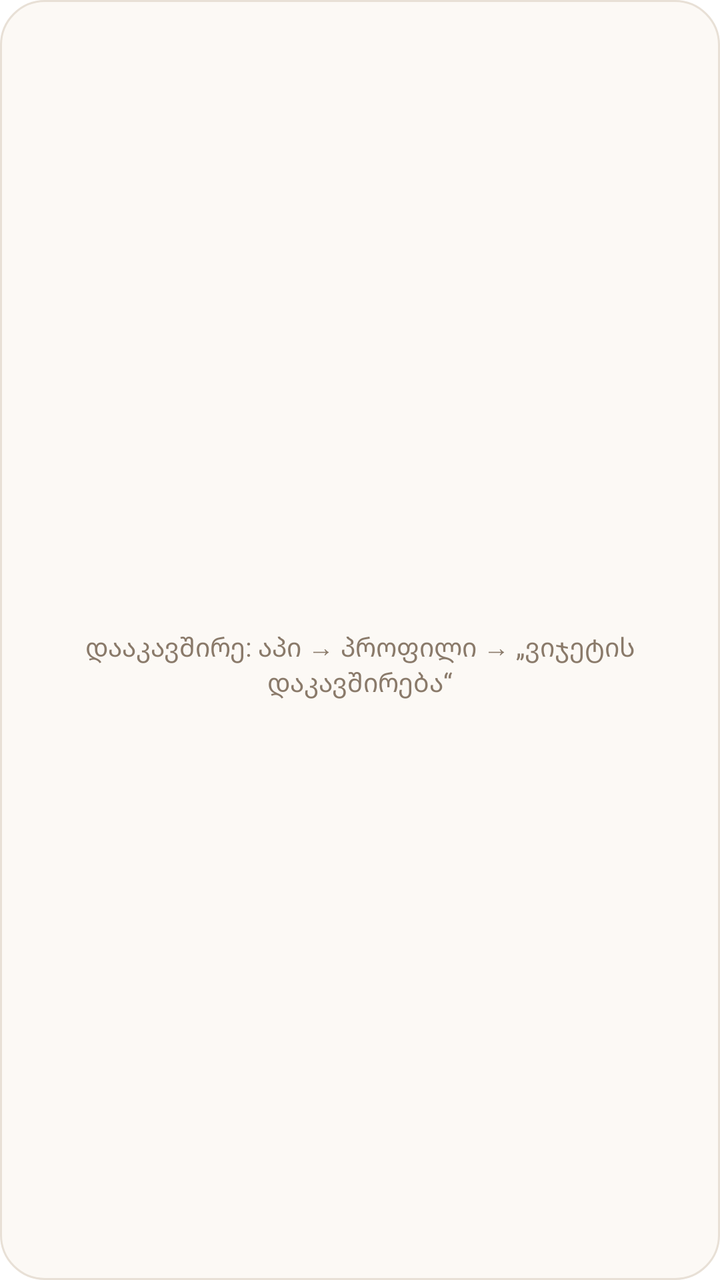
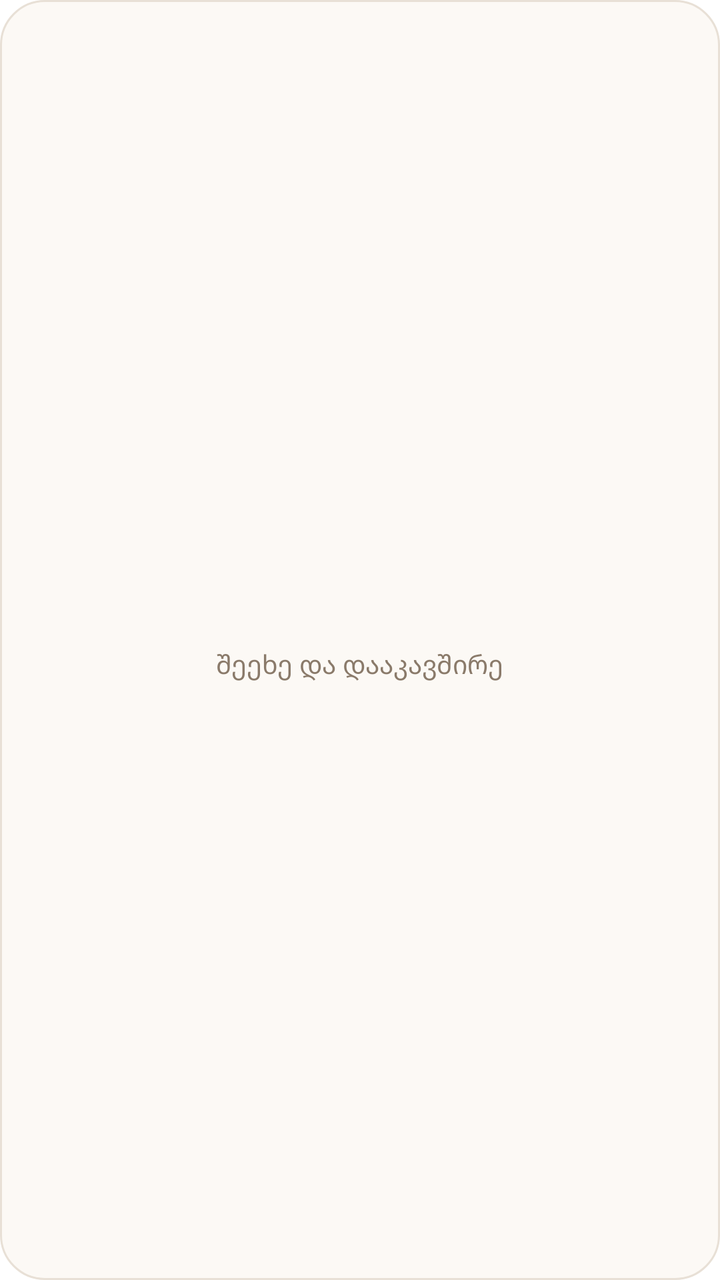

The first picture is an Android layout as it rendered before a commit; the second is the same layout after the commit. The layout source and the unified diff follow.
<!-- AndroidManifest.xml: application theme Theme.LauncherActivity -->
<!-- res/layout/w_link.xml -->
<?xml version="1.0" encoding="utf-8"?>
<LinearLayout xmlns:android="http://schemas.android.com/apk/res/android" android:id="@+id/root" android:layout_width="match_parent" android:layout_height="match_parent"
    android:background="@drawable/w_bg" android:gravity="center" android:orientation="vertical" android:padding="14dp">
    <TextView android:id="@+id/title" android:layout_width="wrap_content" android:layout_height="wrap_content"
        android:textColor="@color/wine" android:textSize="15sp" android:textStyle="bold" />
    <TextView android:layout_width="wrap_content" android:layout_height="wrap_content" android:layout_marginTop="4dp"
        android:gravity="center" android:text="დააკავშირე: აპი → პროფილი → „ვიჯეტის დაკავშირება“"
        android:textColor="@color/muted" android:textSize="13sp" />
</LinearLayout>
<!-- resources referenced by this layout -->
<resources>
  <color name="muted">#8A7A6A</color>
  <color name="wine">#7A2028</color>
  <!-- drawable w_bg (drawable) -->
  <?xml version="1.0" encoding="utf-8"?>
  <shape xmlns:android="http://schemas.android.com/apk/res/android" android:shape="rectangle">
      <solid android:color="@color/paper" />
      <stroke android:width="1dp" android:color="@color/line" />
      <corners android:radius="22dp" />
  </shape>
  <style name="Theme.LauncherActivity" parent="android:Theme.Translucent.NoTitleBar">
          <item name="android:windowAnimationStyle">@null</item>
          <item name="android:backgroundDimEnabled">false</item>
      </style>
  <color name="paper">#FCF9F5</color>
  <color name="line">#E8E0D6</color>
</resources>

<!-- the commit's change to res/layout/w_link.xml (unified diff, before → after) -->
@@ -4,6 +4,6 @@
     <TextView android:id="@+id/title" android:layout_width="wrap_content" android:layout_height="wrap_content"
         android:textColor="@color/wine" android:textSize="15sp" android:textStyle="bold" />
     <TextView android:layout_width="wrap_content" android:layout_height="wrap_content" android:layout_marginTop="4dp"
-        android:gravity="center" android:text="დააკავშირე: აპი → პროფილი → „ვიჯეტის დაკავშირება“"
+        android:gravity="center" android:text="შეეხე და დააკავშირე"
         android:textColor="@color/muted" android:textSize="13sp" />
 </LinearLayout>
